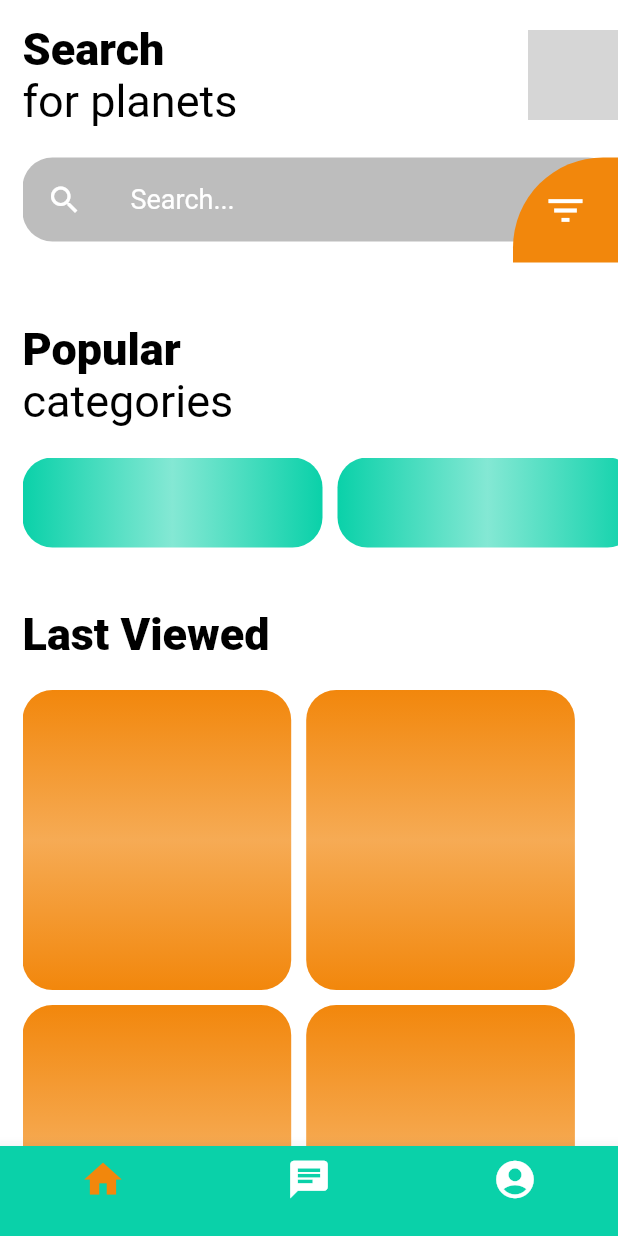
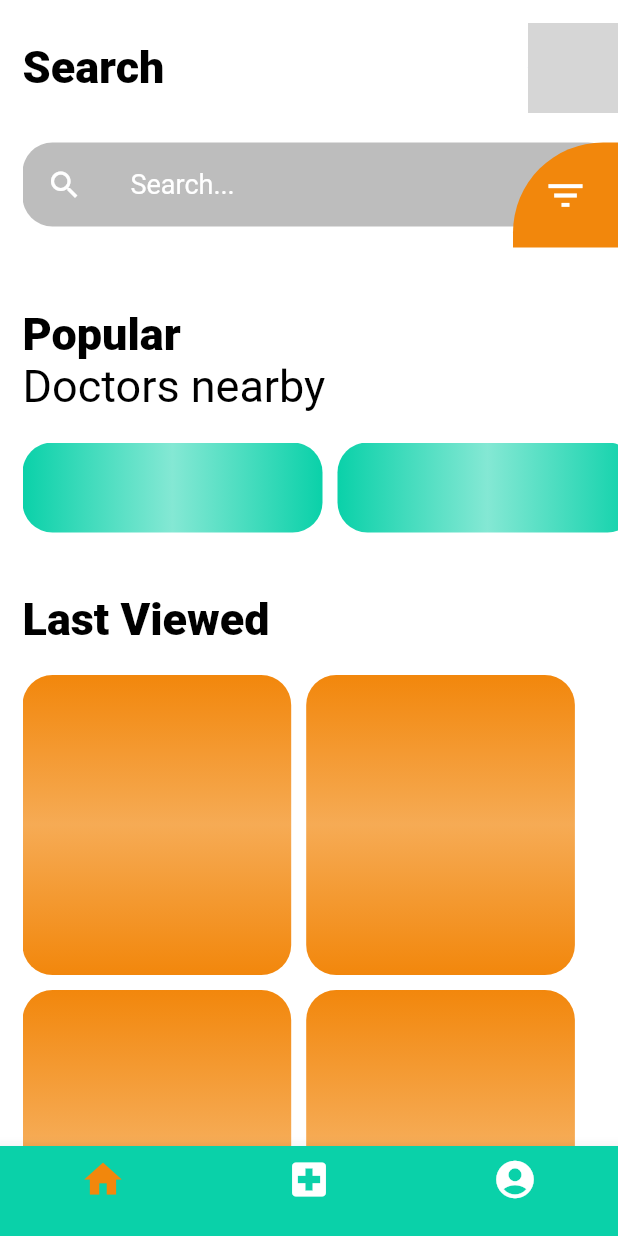
Before and after one commit to AMANDEEP-DAS/heart_app, a Flutter app: the BottomNav screen opened directly, on a phone screen of 412 x 824 dp. Run offline on Flutter 3.47's test engine with Material 2 defaults, Android fonts, the phone set to English and light mode, and no system bars; our stand-ins replace animated_splash_screen, curved_navigation_bar, flutter_spinkit; network calls fail; grey boxes are pictures that could not be loaded.

Commit message:
some more details

```diff
--- a/lib/screens/bottom_nav_bar.dart
+++ b/lib/screens/bottom_nav_bar.dart
@@ -31,7 +31,7 @@ class _BottomNavState extends State<BottomNav> {
         currentIndex: _currentIndex,
         items: [
           BottomNavigationBarItem(icon: Icon(Icons.home,size: 30,),label: ''),
-          BottomNavigationBarItem(icon: Icon(Icons.chat,size: 30,),label: ''),
+          BottomNavigationBarItem(icon: Icon(Icons.local_hospital,size: 30,),label: ''),
           // BottomNavigationBarItem(icon: Icon(Icons.category,size: 30,),label: ''),
           BottomNavigationBarItem(icon: Icon(Icons.account_circle,size: 30,),label: ''),
         ],
--- a/lib/screens/home_screen.dart
+++ b/lib/screens/home_screen.dart
@@ -34,7 +34,7 @@ class _HomeScreenState extends State<HomeScreen> {
                           crossAxisAlignment: CrossAxisAlignment.start,
                           children: [
                             Text('Search',style: TextStyle(fontWeight: FontWeight.w900,fontSize: 30,color: Colors.black),),
-                            Text('for planets',style: TextStyle(fontSize: 30,color: Colors.black)),
+                            // Text('',style: TextStyle(fontSize: 30,color: Colors.black)),
                           ],
                         ),
                       ),
@@ -89,7 +89,7 @@ class _HomeScreenState extends State<HomeScreen> {
                   ),
                   SizedBox(height: 40,),
                   Text('Popular',style: TextStyle(fontWeight: FontWeight.w900,fontSize: 30,color: Colors.black),),
-                  Text('categories',style: TextStyle(fontSize: 30,color: Colors.black)),
+                  Text('Doctors nearby',style: TextStyle(fontSize: 30,color: Colors.black)),
                   SizedBox(height: 10,),
                   Container(
                     height: 70,
```
